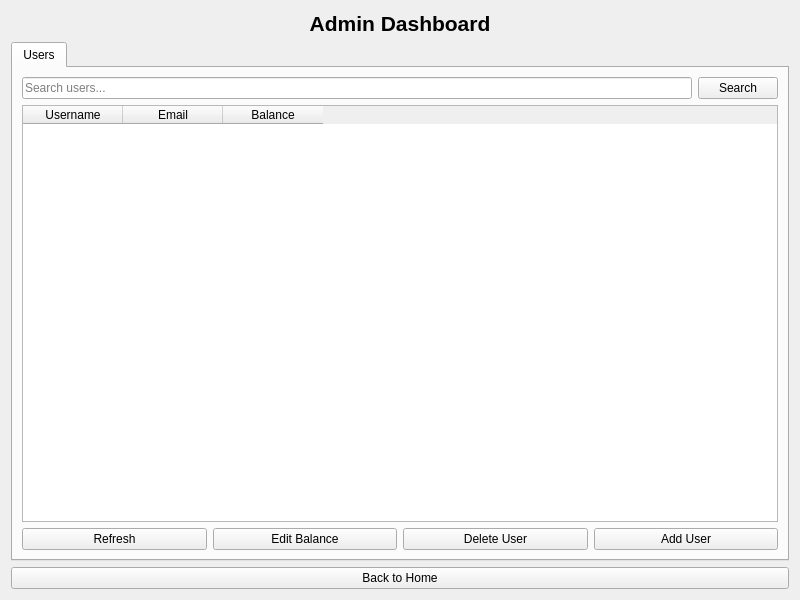
IbrahimYasserM/Cashtak, file src/ui/views/AdminPage.ui: the form before one commit.
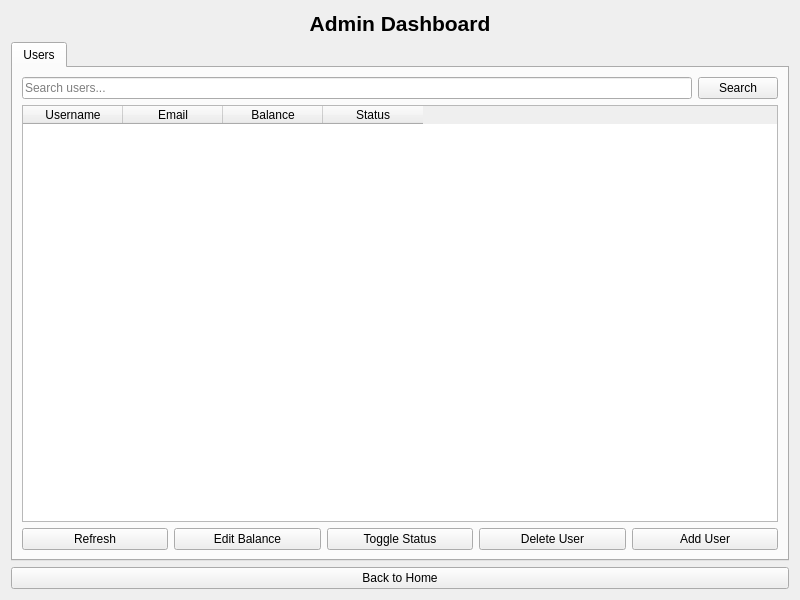
The form after the commit.

Commit message: ADD: status feature in Account

What changed in the file:
```diff
--- a/src/ui/views/AdminPage.ui
+++ b/src/ui/views/AdminPage.ui
@@ -81,6 +81,11 @@
            <string>Balance</string>
           </property>
          </column>
+         <column>
+          <property name="text">
+           <string>Status</string>
+          </property>
+         </column>
         </widget>
        </item>
        <item>
@@ -99,6 +104,13 @@
            </property>
           </widget>
          </item>
+         <item>
+          <widget class="QPushButton" name="pushButtonToggleStatus">
+           <property name="text">
+            <string>Toggle Status</string>
+           </property>
+          </widget>
+         </item>
          <item>
           <widget class="QPushButton" name="pushButtonDeleteUser">
            <property name="text">
```
Left out of the diff: 2 changed lines with no effect on the pictures. The commit also changes 6 other files.
